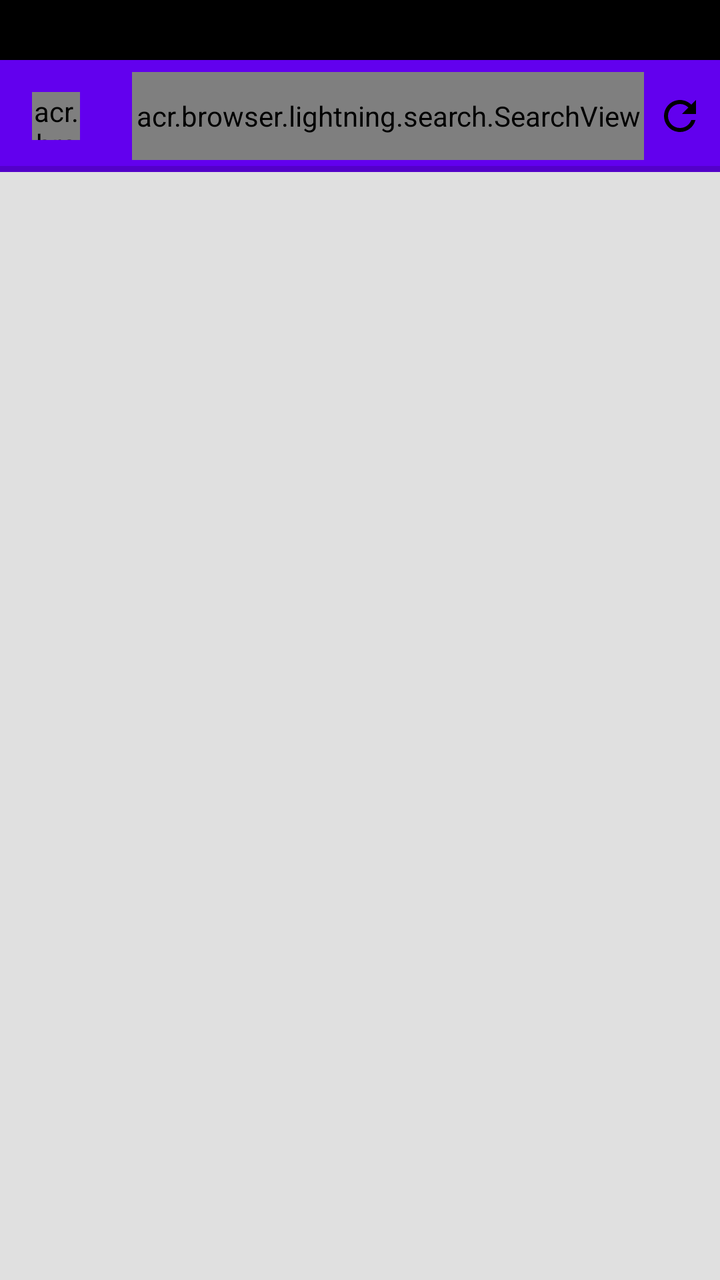
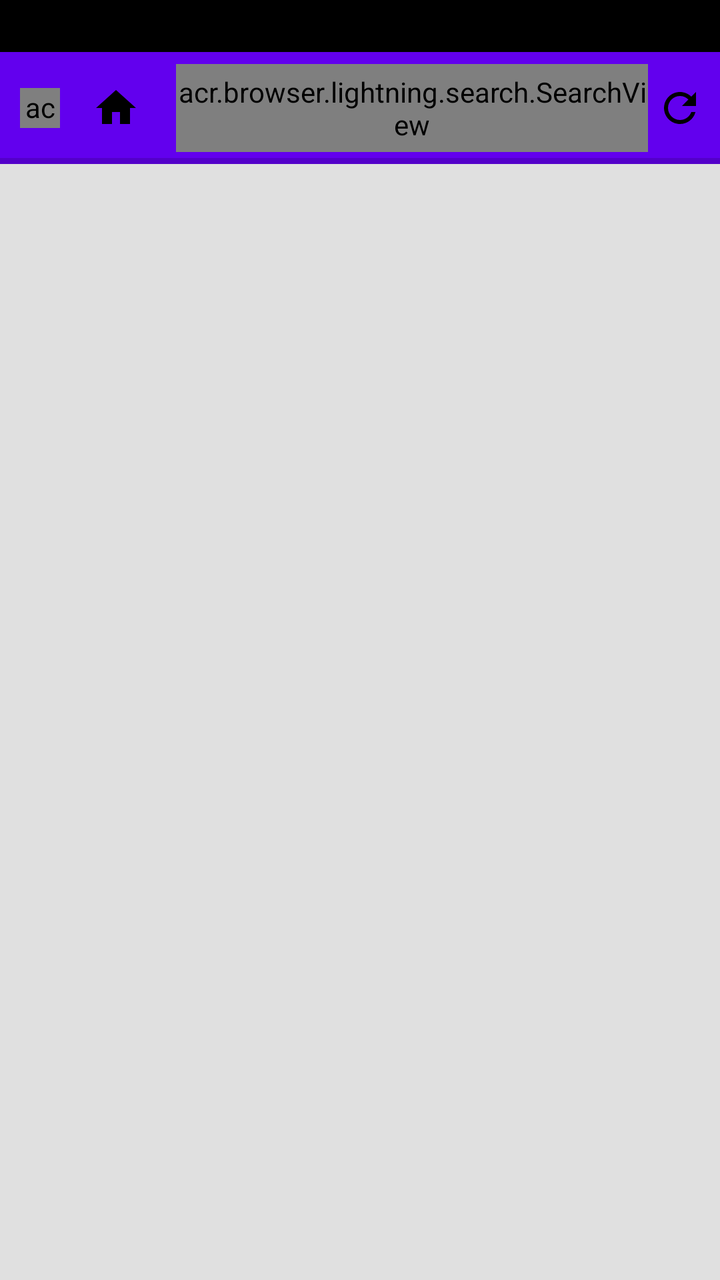

An Android layout rendered at two revisions. The XML below is the earlier revision; the diff shows what the commit changed to produce the second picture.
<!-- AndroidManifest.xml: fallback theme Theme.MaterialComponents.DayNight.NoActionBar -->
<!-- res/layout/browser_activity_desktop.xml -->
<androidx.coordinatorlayout.widget.CoordinatorLayout xmlns:android="http://schemas.android.com/apk/res/android"
    xmlns:app="http://schemas.android.com/apk/res-auto"
    xmlns:tools="http://schemas.android.com/tools"
    android:id="@+id/coordinator_layout"
    android:layout_width="match_parent"
    android:layout_height="match_parent"
    tools:context=".browser.BrowserActivity">

    <androidx.drawerlayout.widget.DrawerLayout
        android:id="@+id/drawer_layout"
        android:layout_width="match_parent"
        android:layout_height="match_parent"
        android:fitsSystemWindows="true">

        <LinearLayout
            android:id="@+id/ui_layout"
            android:layout_width="match_parent"
            android:layout_height="match_parent"
            android:orientation="vertical">

            <androidx.constraintlayout.widget.ConstraintLayout
                android:id="@+id/toolbar_layout"
                android:layout_width="match_parent"
                android:layout_height="wrap_content"
                android:background="?attr/colorPrimary"
                android:clipChildren="false"
                android:clipToPadding="false"
                android:fitsSystemWindows="true">

                <androidx.recyclerview.widget.RecyclerView
                    android:id="@+id/desktop_tabs_list"
                    android:layout_width="match_parent"
                    android:layout_height="@dimen/desktop_tab_height"
                    android:layout_weight="1"
                    android:background="@color/black"
                    android:divider="@null"
                    android:dividerHeight="0dp"
                    android:overScrollMode="ifContentScrolls"
                    app:layout_constraintEnd_toEndOf="parent"
                    app:layout_constraintStart_toStartOf="parent"
                    app:layout_constraintTop_toTopOf="parent" />

                <androidx.appcompat.widget.Toolbar
                    android:id="@+id/toolbar"
                    android:layout_width="match_parent"
                    android:layout_height="?attr/actionBarSize"
                    android:paddingLeft="0dp"
                    android:paddingRight="0dp"
                    android:paddingBottom="0dp"
                    app:contentInsetEnd="0dp"
                    app:contentInsetStart="0dp"
                    app:layout_constraintEnd_toEndOf="parent"
                    app:layout_constraintStart_toStartOf="parent"
                    app:layout_constraintTop_toBottomOf="@id/desktop_tabs_list">

                    <LinearLayout
                        android:layout_width="match_parent"
                        android:layout_height="match_parent"
                        android:baselineAligned="false"
                        android:orientation="horizontal">

                        <FrameLayout
                            android:id="@+id/home_button"
                            android:layout_width="?attr/actionBarSize"
                            android:layout_height="match_parent"
                            android:background="?attr/actionBarItemBackground"
                            android:clickable="true"
                            android:focusable="true"
                            android:gravity="center">

                            <ImageView
                                android:id="@+id/home_image_view"
                                android:layout_width="wrap_content"
                                android:layout_height="wrap_content"
                                android:layout_gravity="center"
                                android:contentDescription="@string/home"
                                android:visibility="gone"
                                app:srcCompat="@drawable/ic_action_home" />

                            <acr.browser.lightning.icon.TabCountView
                                android:id="@+id/tab_count_view"
                                android:layout_width="@dimen/material_grid_small_icon"
                                android:layout_height="@dimen/material_grid_small_icon"
                                android:layout_gravity="center"
                                app:tabIconBorderRadius="6dp"
                                app:tabIconBorderWidth="2dp"
                                app:tabIconColor="?attr/iconColor"
                                app:tabIconTextSize="14dp" />
                        </FrameLayout>

                        <androidx.constraintlayout.widget.ConstraintLayout
                            android:id="@+id/search_container"
                            android:layout_width="0dp"
                            android:layout_height="match_parent"
                            android:layout_marginLeft="2dp"
                            android:layout_marginTop="6dp"
                            android:layout_marginRight="2dp"
                            android:layout_marginBottom="6dp"
                            android:layout_weight="1"
                            android:background="?attr/searchBackground"
                            android:clipChildren="false"
                            android:clipToPadding="false"
                            android:descendantFocusability="beforeDescendants"
                            android:focusableInTouchMode="true"
                            android:gravity="center"
                            android:orientation="horizontal">

                            <ImageView
                                android:id="@+id/search_ssl_status"
                                android:layout_width="@dimen/material_grid_touch_small"
                                android:layout_height="match_parent"
                                android:background="?selectableItemBackgroundBorderless"
                                android:padding="6dp"
                                android:visibility="gone"
                                app:layout_constraintStart_toStartOf="parent"
                                app:layout_constraintTop_toTopOf="parent" />

                            <acr.browser.lightning.search.SearchView
                                android:id="@+id/search"
                                android:layout_width="0dp"
                                android:layout_height="match_parent"
                                android:background="@null"
                                android:completionThreshold="1"
                                android:dropDownAnchor="@+id/toolbar_layout"
                                android:dropDownWidth="match_parent"
                                android:gravity="start|center_vertical"
                                android:hint="@string/search_hint"
                                android:popupElevation="0dp"
                                android:imeOptions="actionGo"
                                android:importantForAutofill="no"
                                android:inputType="textUri"
                                android:maxLines="1"
                                android:selectAllOnFocus="true"
                                android:textColor="?attr/autoCompleteTitleColor"
                                android:textColorHint="?attr/autoCompleteUrlColor"
                                android:textCursorDrawable="@null"
                                app:layout_constraintEnd_toStartOf="@+id/search_refresh"
                                app:layout_constraintStart_toEndOf="@+id/search_ssl_status"
                                app:layout_constraintTop_toTopOf="parent"
                                app:layout_goneMarginLeft="8dp" />

                            <ImageView
                                android:id="@+id/search_refresh"
                                android:layout_width="@dimen/material_grid_touch_small"
                                android:layout_height="match_parent"
                                android:background="?selectableItemBackgroundBorderless"
                                android:clickable="true"
                                android:focusable="true"
                                android:padding="6dp"
                                app:layout_constraintEnd_toEndOf="parent"
                                app:layout_constraintTop_toTopOf="parent"
                                app:srcCompat="@drawable/ic_action_refresh" />

                        </androidx.constraintlayout.widget.ConstraintLayout>
                    </LinearLayout>
                </androidx.appcompat.widget.Toolbar>

                <ProgressBar
                    android:id="@+id/progress_view"
                    style="?android:attr/progressBarStyleHorizontal"
                    android:layout_width="match_parent"
                    android:layout_height="@dimen/progress_bar_height"
                    android:background="@color/transparent"
                    android:indeterminate="false"
                    android:max="100"
                    android:progressTint="@color/accent_color"
                    app:layout_constraintBottom_toBottomOf="@id/toolbar"
                    app:layout_constraintEnd_toEndOf="parent"
                    app:layout_constraintStart_toStartOf="parent" />

                <View
                    android:id="@+id/toolbar_divider"
                    android:layout_width="match_parent"
                    android:layout_height="1dp"
                    android:background="?attr/dividerColor"
                    app:layout_constraintBottom_toBottomOf="parent"
                    app:layout_constraintEnd_toEndOf="parent"
                    app:layout_constraintStart_toStartOf="parent" />
            </androidx.constraintlayout.widget.ConstraintLayout>

            <FrameLayout
                android:id="@+id/content_frame"
                android:layout_width="match_parent"
                android:layout_height="0dp"
                android:layout_weight="1"
                android:background="@color/primary_color"
                android:clipChildren="true" />

            <LinearLayout
                android:id="@+id/find_bar"
                android:layout_width="match_parent"
                android:layout_height="@dimen/material_grid_touch_medium"
                android:background="?attr/colorPrimary"
                android:orientation="horizontal"
                android:visibility="gone"
                android:weightSum="1">

                <TextView
                    android:id="@+id/find_query"
                    android:layout_width="0dp"
                    android:layout_height="match_parent"
                    android:layout_weight="1"
                    android:ellipsize="end"
                    android:fontFamily="sans-serif"
                    android:gravity="center_vertical"
                    android:paddingLeft="@dimen/material_grid_margin"
                    android:textAppearance="?android:attr/textAppearanceListItem"
                    android:textSize="22sp" />

                <ImageButton
                    android:id="@+id/find_previous"
                    style="?android:attr/buttonBarButtonStyle"
                    android:layout_width="wrap_content"
                    android:layout_height="match_parent"
                    android:background="?selectableItemBackgroundBorderless"
                    android:contentDescription="@null"
                    app:srcCompat="@drawable/ic_action_collapse"
                    app:tint="?attr/iconColor" />

                <ImageButton
                    android:id="@+id/find_next"
                    style="?android:attr/buttonBarButtonStyle"
                    android:layout_width="wrap_content"
                    android:layout_height="match_parent"
                    android:background="?selectableItemBackgroundBorderless"
                    android:contentDescription="@null"
                    app:srcCompat="@drawable/ic_action_expand"
                    app:tint="?attr/iconColor" />

                <ImageButton
                    android:id="@+id/find_quit"
                    style="?android:attr/buttonBarButtonStyle"
                    android:layout_width="wrap_content"
                    android:layout_height="match_parent"
                    android:background="?selectableItemBackgroundBorderless"
                    android:contentDescription="@null"
                    app:srcCompat="@drawable/ic_action_delete"
                    app:tint="?attr/iconColor" />
            </LinearLayout>
        </LinearLayout>

        <LinearLayout
            android:id="@+id/tab_drawer"
            android:layout_width="@dimen/navigation_drawer_max_width"
            android:layout_height="match_parent"
            android:layout_gravity="start"
            android:background="?attr/drawerBackground"
            android:clickable="true"
            android:fitsSystemWindows="true"
            android:focusable="true"
            android:orientation="vertical"
            android:weightSum="1">

            <LinearLayout
                android:layout_width="match_parent"
                android:layout_height="?attr/actionBarSize"
                android:background="?attr/dividerColor"
                android:gravity="center_vertical"
                android:orientation="horizontal">

                <ImageView
                    android:id="@+id/tab_header_button"
                    android:layout_width="?attr/actionBarSize"
                    android:layout_height="match_parent"
                    android:background="?attr/actionBarItemBackground"
                    android:contentDescription="@string/action_new_tab"
                    android:scaleType="center"
                    app:srcCompat="@drawable/ic_action_tabs" />

                <TextView
                    android:layout_width="match_parent"
                    android:layout_height="wrap_content"
                    android:layout_marginLeft="@dimen/material_grid_margin"
                    android:fontFamily="sans-serif"
                    android:gravity="center_vertical"
                    android:maxLines="1"
                    android:minHeight="?android:attr/listPreferredItemHeight"
                    android:text="@string/tabs"
                    android:textAppearance="?android:attr/textAppearanceLarge" />
            </LinearLayout>

            <androidx.recyclerview.widget.RecyclerView
                android:id="@+id/drawer_tabs_list"
                android:layout_width="match_parent"
                android:layout_height="0dp"
                android:layout_weight="1"
                android:divider="@null"
                android:dividerHeight="0dp"
                android:overScrollMode="ifContentScrolls" />

            <LinearLayout
                android:layout_width="match_parent"
                android:layout_height="?attr/actionBarSize"
                android:background="?attr/dividerColor"
                android:baselineAligned="false"
                android:orientation="horizontal"
                android:weightSum="4">

                <ImageView
                    android:id="@+id/action_back"
                    android:layout_width="match_parent"
                    android:layout_height="match_parent"
                    android:layout_weight="1"
                    android:background="?attr/selectableItemBackgroundBorderless"
                    android:contentDescription="@string/action_back"
                    android:scaleType="center"
                    app:srcCompat="@drawable/ic_action_back" />

                <ImageView
                    android:id="@+id/action_home"
                    android:layout_width="match_parent"
                    android:layout_height="match_parent"
                    android:layout_weight="1"
                    android:background="?attr/selectableItemBackgroundBorderless"
                    android:contentDescription="@string/action_homepage"
                    android:scaleType="center"
                    app:srcCompat="@drawable/ic_action_home" />

                <ImageView
                    android:id="@+id/action_forward"
                    android:layout_width="match_parent"
                    android:layout_height="match_parent"
                    android:layout_weight="1"
                    android:background="?attr/selectableItemBackgroundBorderless"
                    android:contentDescription="@string/action_forward"
                    android:scaleType="center"
                    app:srcCompat="@drawable/ic_action_forward" />

                <ImageView
                    android:id="@+id/new_tab_button"
                    android:layout_width="match_parent"
                    android:layout_height="match_parent"
                    android:layout_weight="1"
                    android:background="?attr/selectableItemBackgroundBorderless"
                    android:contentDescription="@string/action_new_tab"
                    android:scaleType="center"
                    app:srcCompat="@drawable/ic_action_plus" />
            </LinearLayout>
        </LinearLayout>

        <LinearLayout
            android:id="@+id/bookmark_drawer"
            android:layout_width="@dimen/navigation_drawer_max_width"
            android:layout_height="match_parent"
            android:layout_gravity="end"
            android:background="?attr/drawerBackground"
            android:clickable="true"
            android:fitsSystemWindows="true"
            android:focusable="true"
            android:orientation="vertical"
            android:weightSum="1">

            <LinearLayout
                android:id="@+id/bookmark_title_layout"
                android:layout_width="match_parent"
                android:layout_height="?attr/actionBarSize"
                android:background="?attr/dividerColor"
                android:gravity="center_vertical"
                android:orientation="horizontal">

                <ImageView
                    android:id="@+id/bookmark_back_button"
                    android:layout_width="?attr/actionBarSize"
                    android:layout_height="match_parent"
                    android:background="?attr/actionBarItemBackground"
                    android:contentDescription="@string/action_back"
                    android:scaleType="center"
                    app:srcCompat="@drawable/ic_action_star" />

                <TextView
                    android:layout_width="match_parent"
                    android:layout_height="wrap_content"
                    android:layout_marginLeft="@dimen/material_grid_margin"
                    android:fontFamily="sans-serif"
                    android:gravity="center_vertical"
                    android:maxLines="1"
                    android:minHeight="?android:attr/listPreferredItemHeight"
                    android:text="@string/action_bookmarks"
                    android:textAppearance="?android:attr/textAppearanceLarge" />
            </LinearLayout>

            <androidx.recyclerview.widget.RecyclerView
                android:id="@+id/bookmark_list_view"
                android:layout_width="match_parent"
                android:layout_height="0dp"
                android:layout_weight="1"
                android:divider="@null"
                android:dividerHeight="0dp" />

            <LinearLayout
                android:layout_width="match_parent"
                android:layout_height="?attr/actionBarSize"
                android:background="?attr/dividerColor"
                android:baselineAligned="false"
                android:orientation="horizontal"
                android:weightSum="2">

                <ImageView
                    android:id="@+id/action_page_tools"
                    android:layout_width="wrap_content"
                    android:layout_height="match_parent"
                    android:layout_weight="1"
                    android:background="?attr/selectableItemBackgroundBorderless"
                    android:contentDescription="@string/dialog_tools_title"
                    android:scaleType="center"
                    app:srcCompat="@drawable/ic_page_tools" />

                <ImageView
                    android:id="@+id/action_add_bookmark"
                    android:layout_width="wrap_content"
                    android:layout_height="match_parent"
                    android:layout_weight="1"
                    android:background="?attr/selectableItemBackgroundBorderless"
                    android:contentDescription="@string/action_add_bookmark"
                    android:scaleType="center"
                    app:srcCompat="@drawable/state_ic_bookmark" />
            </LinearLayout>
        </LinearLayout>
    </androidx.drawerlayout.widget.DrawerLayout>
</androidx.coordinatorlayout.widget.CoordinatorLayout>
<!-- resources referenced by this layout -->
<resources>
  <color name="accent_color">#0073EF</color>
  <color name="black">#ff000000</color>
  <color name="primary_color">#E0E0E0</color>
  <color name="transparent">#00000000</color>
  <dimen name="desktop_tab_height">30dp</dimen>
  <dimen name="material_grid_margin">16dp</dimen>
  <dimen name="material_grid_small_icon">24dp</dimen>
  <dimen name="material_grid_touch_medium">48dp</dimen>
  <dimen name="material_grid_touch_small">36dp</dimen>
  <dimen name="navigation_drawer_max_width">300dp</dimen>
  <dimen name="progress_bar_height">2dp</dimen>
  <!-- drawable ic_action_collapse (drawable) -->
  <vector xmlns:android="http://schemas.android.com/apk/res/android"
          android:width="24dp"
          android:height="24dp"
          android:tint="?attr/iconColor"
          android:viewportHeight="24.0"
          android:viewportWidth="24.0">
      <path
          android:fillColor="#000000"
          android:pathData="M12,8l-6,6 1.41,1.41L12,10.83l4.59,4.58L18,14z"/>
  </vector>
  <!-- drawable ic_action_expand (drawable) -->
  <vector xmlns:android="http://schemas.android.com/apk/res/android"
          android:width="24dp"
          android:height="24dp"
          android:tint="?attr/iconColor"
          android:viewportHeight="24.0"
          android:viewportWidth="24.0">
      <path
          android:fillColor="#000000"
          android:pathData="M16.59,8.59L12,13.17 7.41,8.59 6,10l6,6 6,-6z"/>
  </vector>
  <!-- drawable ic_action_forward (drawable) -->
  <vector xmlns:android="http://schemas.android.com/apk/res/android"
          android:width="24dp"
          android:height="24dp"
          android:tint="?attr/iconColorState"
          android:viewportHeight="24.0"
          android:viewportWidth="24.0">
      <path
          android:fillColor="#000000"
          android:pathData="M12,4l-1.41,1.41L16.17,11H4v2h12.17l-5.58,5.59L12,20l8,-8z"/>
  </vector>
  <!-- drawable ic_action_home (drawable) -->
  <vector xmlns:android="http://schemas.android.com/apk/res/android"
          android:width="24dp"
          android:height="24dp"
          android:tint="?attr/iconColor"
          android:viewportHeight="24.0"
          android:viewportWidth="24.0">
      <path
          android:fillColor="#000000"
          android:pathData="M10,20v-6h4v6h5v-8h3L12,3 2,12h3v8z"/>
  </vector>
  <!-- drawable ic_action_plus (drawable) -->
  <vector xmlns:android="http://schemas.android.com/apk/res/android"
          android:width="24dp"
          android:height="24dp"
          android:tint="?attr/iconColor"
          android:viewportHeight="24.0"
          android:viewportWidth="24.0">
      <path
          android:fillColor="#000000"
          android:pathData="M19,13h-6v6h-2v-6H5v-2h6V5h2v6h6v2z"/>
  </vector>
  <!-- drawable state_ic_bookmark (drawable) -->
  <?xml version="1.0" encoding="utf-8"?>
  <selector xmlns:android="http://schemas.android.com/apk/res/android" android:constantSize="true">
      <item android:drawable="@drawable/ic_bookmark" android:state_selected="true"/>
      <item android:drawable="@drawable/ic_action_star" android:state_selected="false"/>
  </selector>
  <string name="action_add_bookmark">Add bookmark</string>
  <string name="action_back">Back</string>
  <string name="action_bookmarks">Bookmarks</string>
  <string name="action_forward">Forward</string>
  <string name="action_homepage">Default</string>
  <string name="action_new_tab">New tab</string>
  <string name="dialog_tools_title">Page tools</string>
  <string name="home">Homepage</string>
  <string name="search_hint">Search</string>
  <string name="tabs">Tabs</string>
  <!-- unchanged entries left out for length: 7 -->
</resources>

<!-- the commit's change to res/layout/browser_activity_desktop.xml (unified diff, before → after) -->
@@ -61,7 +61,7 @@
 
                         <FrameLayout
                             android:id="@+id/home_button"
-                            android:layout_width="?attr/actionBarSize"
+                            android:layout_width="@dimen/toolbar_tab_switcher_width"
                             android:layout_height="match_parent"
                             android:background="?attr/actionBarItemBackground"
                             android:clickable="true"
@@ -79,22 +79,34 @@
 
                             <acr.browser.lightning.icon.TabCountView
                                 android:id="@+id/tab_count_view"
-                                android:layout_width="@dimen/material_grid_small_icon"
-                                android:layout_height="@dimen/material_grid_small_icon"
+                                android:layout_width="@dimen/toolbar_tab_count_icon"
+                                android:layout_height="@dimen/toolbar_tab_count_icon"
                                 android:layout_gravity="center"
-                                app:tabIconBorderRadius="6dp"
+                                app:tabIconBorderRadius="5dp"
                                 app:tabIconBorderWidth="2dp"
                                 app:tabIconColor="?attr/iconColor"
-                                app:tabIconTextSize="14dp" />
+                                app:tabIconTextSize="12dp" />
                         </FrameLayout>
+
+                        <ImageView
+                            android:id="@+id/toolbar_home"
+                            android:layout_width="@dimen/toolbar_home_button_width"
+                            android:layout_height="match_parent"
+                            android:background="?attr/actionBarItemBackground"
+                            android:clickable="true"
+                            android:contentDescription="@string/home"
+                            android:focusable="true"
+                            android:paddingHorizontal="2dp"
+                            android:scaleType="centerInside"
+                            app:srcCompat="@drawable/ic_action_home" />
 
                         <androidx.constraintlayout.widget.ConstraintLayout
                             android:id="@+id/search_container"
                             android:layout_width="0dp"
                             android:layout_height="match_parent"
-                            android:layout_marginLeft="2dp"
+                            android:layout_marginLeft="4dp"
                             android:layout_marginTop="6dp"
-                            android:layout_marginRight="2dp"
+                            android:layout_marginRight="4dp"
                             android:layout_marginBottom="6dp"
                             android:layout_weight="1"
                             android:background="?attr/searchBackground"
@@ -107,10 +119,10 @@
 
                             <ImageView
                                 android:id="@+id/search_ssl_status"
-                                android:layout_width="@dimen/material_grid_touch_small"
+                                android:layout_width="@dimen/toolbar_secondary_icon"
                                 android:layout_height="match_parent"
                                 android:background="?selectableItemBackgroundBorderless"
-                                android:padding="6dp"
+                                android:padding="4dp"
                                 android:visibility="gone"
                                 app:layout_constraintStart_toStartOf="parent"
                                 app:layout_constraintTop_toTopOf="parent" />
@@ -141,12 +153,12 @@
 
                             <ImageView
                                 android:id="@+id/search_refresh"
-                                android:layout_width="@dimen/material_grid_touch_small"
+                                android:layout_width="@dimen/toolbar_secondary_icon"
                                 android:layout_height="match_parent"
                                 android:background="?selectableItemBackgroundBorderless"
                                 android:clickable="true"
                                 android:focusable="true"
-                                android:padding="6dp"
+                                android:padding="4dp"
                                 app:layout_constraintEnd_toEndOf="parent"
                                 app:layout_constraintTop_toTopOf="parent"
                                 app:srcCompat="@drawable/ic_action_refresh" />
<!-- resource entries referenced after the edit -->
@@ -4,13 +4,15 @@
   <color name="black">#ff000000</color>
   <color name="primary_color">#E0E0E0</color>
   <color name="transparent">#00000000</color>
-  <dimen name="desktop_tab_height">30dp</dimen>
+  <dimen name="desktop_tab_height">26dp</dimen>
   <dimen name="material_grid_margin">16dp</dimen>
-  <dimen name="material_grid_small_icon">24dp</dimen>
   <dimen name="material_grid_touch_medium">48dp</dimen>
-  <dimen name="material_grid_touch_small">36dp</dimen>
   <dimen name="navigation_drawer_max_width">300dp</dimen>
   <dimen name="progress_bar_height">2dp</dimen>
+  <dimen name="toolbar_home_button_width">36dp</dimen>
+  <dimen name="toolbar_secondary_icon">32dp</dimen>
+  <dimen name="toolbar_tab_count_icon">20dp</dimen>
+  <dimen name="toolbar_tab_switcher_width">40dp</dimen>
   <!-- drawable ic_action_collapse (drawable) -->
   <vector xmlns:android="http://schemas.android.com/apk/res/android"
           android:width="24dp"
